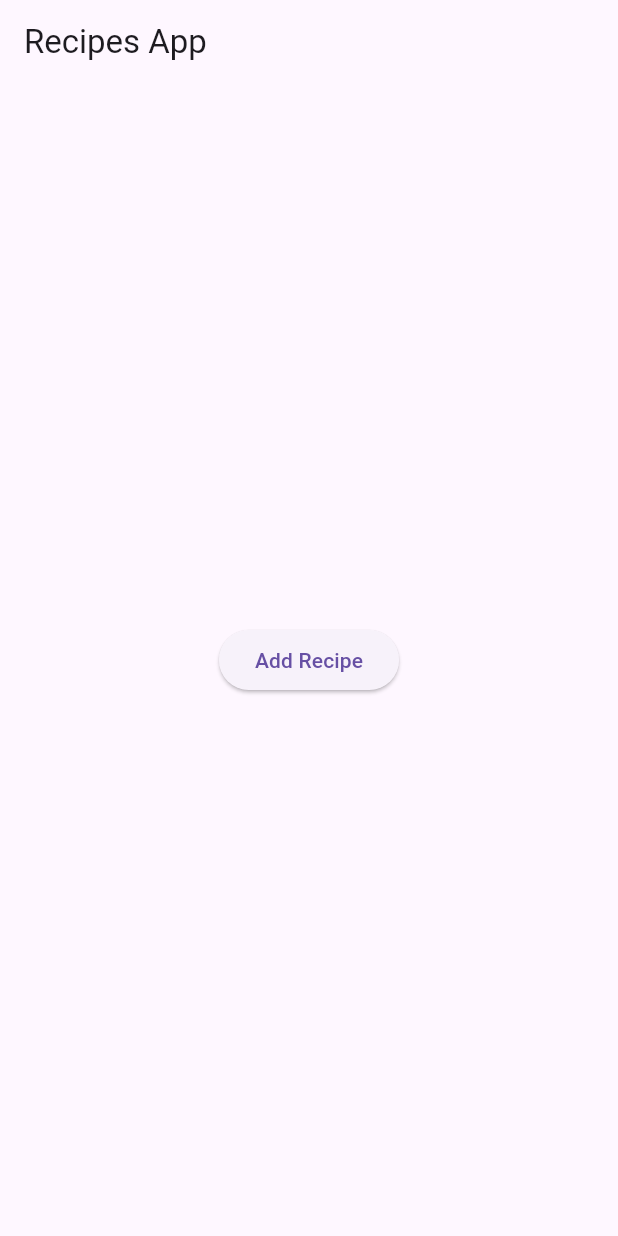
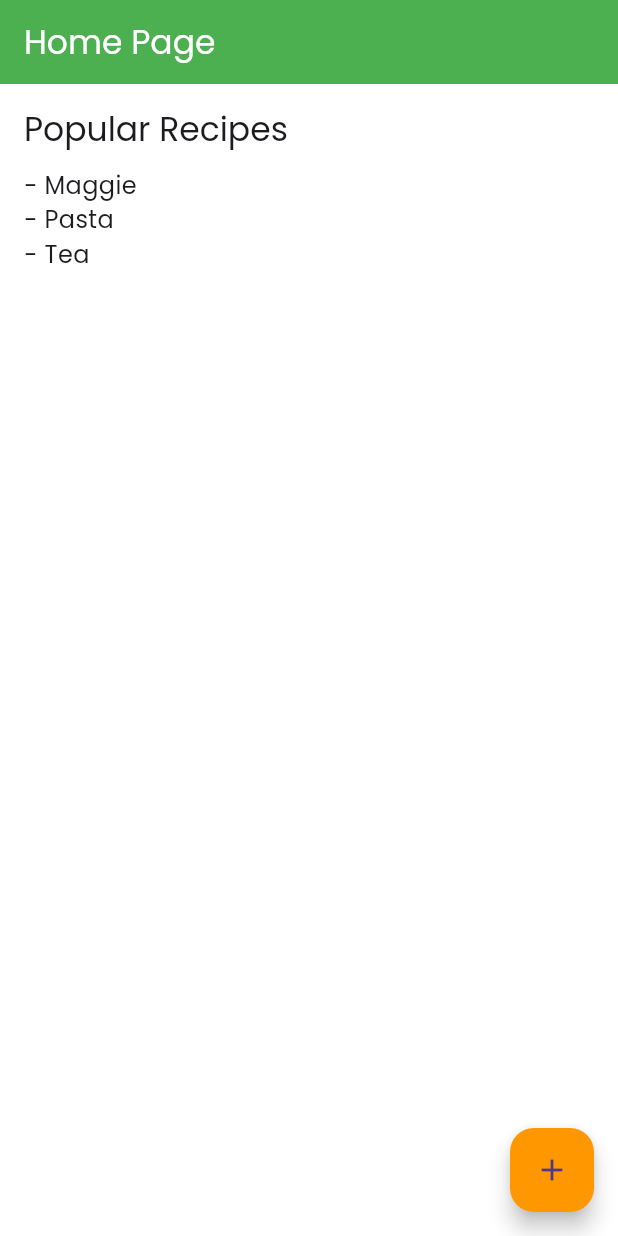
Before and after one commit to ronakrajupadhyay/Flutter2, a Flutter app: the screen it shows after launch, on a phone screen of 412 x 824 dp. Run offline on Flutter 3.47's test engine with Material 3 defaults, Android fonts, the phone set to English and light mode, and no system bars; our stand-ins replace google_fonts.

Commit message:
feat: apply custom theme and styling

```diff
--- /dev/null
+++ b/lib/home_page.dart
@@ -0,0 +1,51 @@
+import 'package:flutter/material.dart';
+import 'add_recipe_page.dart';
+
+class HomePage extends StatelessWidget {
+  const HomePage({super.key});
+
+  @override
+  Widget build(BuildContext context) {
+    return Scaffold(
+      appBar: AppBar(
+        title: const Text('Home Page'),
+      ),
+      body: Padding(
+        padding: const EdgeInsets.all(16),
+         child: Column(
+           crossAxisAlignment: CrossAxisAlignment.start,
+           children: [
+             Text(
+               'Popular Recipes',
+               style: Theme.of(context).textTheme.titleLarge,
+               ),
+
+             SizedBox(height: 12),
+
+             Text(
+                 '- Maggie',
+                  style: Theme.of(context).textTheme.bodyMedium,
+             ),
+             Text('- Pasta',
+                  style: Theme.of(context).textTheme.bodyMedium,
+             ),
+             Text('- Tea',
+                  style: Theme.of(context).textTheme.bodyMedium,
+             ),
+           ],
+         ),
+      ),
+        floatingActionButton: FloatingActionButton(
+          onPressed: () {
+            Navigator.push(
+                context,
+                MaterialPageRoute(
+                    builder: (context) => const AddRecipePage(),
+                ),
+              );
+          },
+          child: const Icon(Icons.add),
+        ),
+    );
+  }
+}
--- a/lib/main.dart
+++ b/lib/main.dart
@@ -1,5 +1,6 @@
 import 'package:flutter/material.dart';
-import 'add_recipe_page.dart';
+import 'home_page.dart';
+import 'package:google_fonts/google_fonts.dart';
 
 void main() {
   runApp(const MyApp());
@@ -10,33 +11,33 @@ class MyApp extends StatelessWidget {
 
   @override
   Widget build(BuildContext context) {
-    return const MaterialApp(
+    return MaterialApp(
       debugShowCheckedModeBanner: false,
+      title: 'Recipe Book',
+
+      theme: ThemeData(
+        primaryColor: Colors.green,
+        scaffoldBackgroundColor: Colors.white,
+
+        appBarTheme: const AppBarTheme(
+          backgroundColor: Colors.green,
+          foregroundColor: Colors.white,
+        ),
+
+        floatingActionButtonTheme: const FloatingActionButtonThemeData(
+          backgroundColor: Colors.orange,
+        ),
+        textTheme: GoogleFonts.poppinsTextTheme(
+          Theme.of(context).textTheme.copyWith(
+              bodyMedium: const TextStyle(
+                fontSize: 16,
+          )
+        ),
+
+          ),
+        ),
+
       home: HomePage(),
     );
   }
 }
-
-class HomePage extends StatelessWidget {
-  const HomePage({super.key});
-
-  @override
-  Widget build(BuildContext context) {
-    return Scaffold(
-      appBar: AppBar(title: const Text("Recipes App")),
-      body: Center(
-        child: ElevatedButton(
-          child: const Text("Add Recipe"),
-          onPressed: () {
-            Navigator.push(
-              context,
-              MaterialPageRoute(
-                builder: (context) => const AddRecipePage(),
-              ),
-            );
-          },
-        ),
-      ),
-    );
-  }
-}
--- a/pubspec.yaml
+++ b/pubspec.yaml
@@ -28,6 +28,8 @@ environment:
 # the latest version available on pub.dev. To see which dependencies have newer
 # versions available, run `flutter pub outdated`.
 dependencies:
+  google_fonts: ^6.1.0
+
   flutter:
     sdk: flutter
 
```
Also changed, not shown: lib/add_recipe_page.dart (+6 -101 lines), lib/recipe_detail_page.dart (deleted, +0 -36 lines), pubspec.lock, 1 other file.
